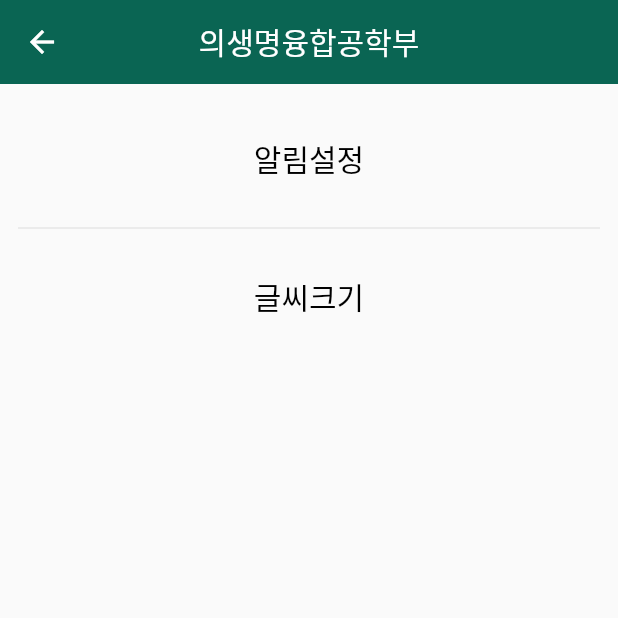
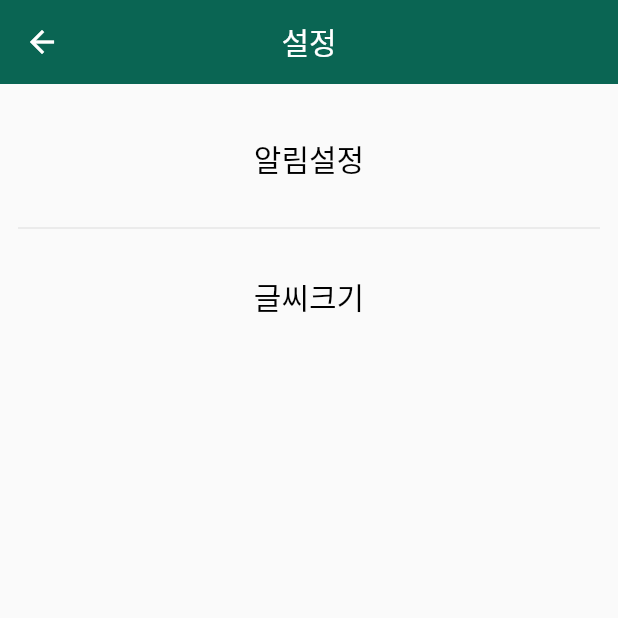
Before and after one commit to Minsuyeon-0329/bce_book_loan, a Flutter app: the screen it shows after launch, item 2 of the bottom bar chosen, in the side drawer, after a tap on "Setting", on a phone screen of 412 x 824 dp, the top half of it. Run offline on Flutter 3.47's test engine with Material 2 defaults, Android fonts, the phone set to English and light mode, and no system bars; our stand-ins replace flutter_local_notifications, get, wakelock; missing offline and left inert: flutter_beep, flutter_qr_bar_scanner, flutter_vibrate.

Commit message:
많은 걸 수정

```diff
--- a/lib/bce/bce.dart
+++ b/lib/bce/bce.dart
@@ -1,23 +1,99 @@
 import 'package:flutter/material.dart';
+import 'package:get/get.dart';
+
+import '../function/qr_code.dart';
 
 class BCEPage extends StatelessWidget {
   const BCEPage({Key? key}) : super(key: key);
 
   @override
   Widget build(BuildContext context) {
-    return DefaultTabController(
-        length: 4,
-        child: TabBar(
-          labelColor: Color.fromRGBO(10, 101, 83, 1),
-          indicatorColor: Color.fromRGBO(10, 101, 83, 1),
-              tabs: [
-                Tab(text: '도서'),
-                Tab(text: '공간'),
-                Tab(text:'행사'),
-                Tab(text: '기기')
-              ],
+    TextEditingController textEditingController = TextEditingController();
+
+    emptyTheTextFormField(){
+      textEditingController.clear();
+    }
+    return Column(
+      crossAxisAlignment: CrossAxisAlignment.start,
+      children: [
+        Padding(
+          padding: const EdgeInsets.fromLTRB(35, 20, 20, 0),
+          child: Row(
+            children: [
+              Text('My 대출',style: TextStyle(fontWeight: FontWeight.bold, fontSize: 20)),
+              SizedBox(width: 125),
+              Text('QR 코드',style: TextStyle(fontWeight: FontWeight.bold, fontSize: 20))
+            ],
+          ),
+        ),
+        Expanded(
+          flex: 1,
+          child: GridView.count(
+            primary: false,
+            padding: EdgeInsets.fromLTRB(20, 20, 20, 0),
+            crossAxisCount: 2,
+            crossAxisSpacing: 10,
+            mainAxisSpacing: 10,
+            children: [
+              Container(
+                  padding: const EdgeInsets.all(8),
+                  child: const Text('Hi'),
+                  decoration: BoxDecoration(color: Color.fromRGBO(199, 201, 199, 1), borderRadius: BorderRadius.circular(15)),
+                ),
+
+                GestureDetector(
+                onTap: () {
+    Get.to(() => QR());
+    },
+    child: Container(
+        padding: const EdgeInsets.all(8),
+        decoration:  BoxDecoration(
+          color: Color.fromRGBO(199, 201, 199, 1),
+          borderRadius: BorderRadius.circular(15),
+          image: DecorationImage(
+            image: AssetImage('asset/qr_code.png')
+          ))),),
+            ],
+          ),
+        ),
+        Padding(
+          padding: const EdgeInsets.fromLTRB(35, 0, 20, 15),
+          child: Text('도서 종류',style: TextStyle(fontWeight: FontWeight.bold, fontSize: 20),),
+        ),
+        Expanded(
+          flex: 2,
+
+          child: Padding(
+            padding: const EdgeInsets.fromLTRB(20, 0, 20, 0),
+            child: Container(
+              child: Column(
+                children: [
+                  Padding(
+                    padding: const EdgeInsets.all(8.0),
+                    child: TextFormField(
+                      cursorColor: Color.fromRGBO(10, 101, 83, 1),
+                      controller: textEditingController,
+                      decoration: InputDecoration(
+                          fillColor: Colors.white,
+                          border: OutlineInputBorder(
+                            borderRadius: BorderRadius.all(Radius.circular(20)),
+                          ),
+                          hintText: '찾는 도서 검색',
+                          prefixIcon: Icon(Icons.search,color: Color.fromRGBO(10, 101, 83, 1),size: 30,),
+                          suffixIcon: IconButton(icon: Icon(Icons.clear,color: Color.fromRGBO(10, 101, 83, 1),), onPressed: emptyTheTextFormField,)
+                      ),
+                    ),
+                  )
+                ],
+              ),
+              decoration: BoxDecoration(
+                color: Color.fromRGBO(199, 201, 199, 1),
+                borderRadius: BorderRadius.circular(25),
+              ),
             ),
-
+          ),
+        ),
+      ],
     );
   }
 }
--- a/lib/bce/book.dart
+++ /dev/null
@@ -1,77 +0,0 @@
-import 'package:bce_app/function/qr_code.dart';
-import 'package:flutter/material.dart';
-import 'package:get/get.dart';
-
-
-class BookPage extends StatelessWidget {
-  TextEditingController textEditingController = TextEditingController();
-
-  emptyTheTextFormField(){
-    textEditingController.clear();
-  }
-  @override
-  Widget build(BuildContext context) {
-    return Scaffold(
-      appBar: AppBar(title: Text('도서'),),
-      body:Column(
-        children: [
-          Expanded(
-              child:
-              GridView.count(
-                primary: false,
-                padding: EdgeInsets.fromLTRB(20, 20, 20, 0),
-                crossAxisCount: 2,
-                crossAxisSpacing: 10,
-                mainAxisSpacing: 10,
-                children: [
-                  Container(
-                    padding: const EdgeInsets.all(8),
-                    child: const Text('Hi'),
-                    decoration: BoxDecoration(color: Color.fromRGBO(199, 201, 199, 1), borderRadius: BorderRadius.circular(15)),
-                  ),
-                  GestureDetector(
-                    onTap: () {
-                      Get.to(() => QR());
-                    },
-                    child: Container(
-                        padding: const EdgeInsets.all(8),
-                        decoration: BoxDecoration(
-                            color: Color.fromRGBO(199, 201, 199, 1), borderRadius: BorderRadius.circular(15)
-                        )),
-                  )
-                ],
-              )),
-          Expanded(child: Padding(
-            padding: const EdgeInsets.fromLTRB(20, 0, 20, 0),
-            child: Container(
-              child: Column(
-                children: [
-                  Padding(
-                    padding: const EdgeInsets.all(8.0),
-                    child: TextFormField(
-                      cursorColor: Color.fromRGBO(10, 101, 83, 1),
-                      controller: textEditingController,
-                      decoration: InputDecoration(
-                          fillColor: Colors.white,
-                          border: OutlineInputBorder(
-                            borderRadius: BorderRadius.all(Radius.circular(20)),
-                        ),
-                        hintText: '찾는 도서 검색',
-                        prefixIcon: Icon(Icons.search,color: Color.fromRGBO(10, 101, 83, 1),size: 30,),
-                        suffixIcon: IconButton(icon: Icon(Icons.clear,color: Color.fromRGBO(10, 101, 83, 1),), onPressed: emptyTheTextFormField,)
-                      ),
-                    ),
-                  )
-                ],
-              ),
-              decoration: BoxDecoration(
-                color: Color.fromRGBO(199, 201, 199, 1),
-                borderRadius: BorderRadius.circular(25),
-              ),
-            ),
-          ),)
-        ],
-      ),
-    );
-  }
-}
--- a/lib/function/askUs.dart
+++ b/lib/function/askUs.dart
@@ -6,10 +6,9 @@ class AskUs extends StatelessWidget {
     return Scaffold(
         appBar: AppBar(
           elevation: 0,
-          backgroundColor: Colors.transparent,
-          iconTheme: IconThemeData(
-            color: Colors.black,
-          ),
+          centerTitle: true,
+          title: const Text('문의하기'),
+          backgroundColor: const Color.fromRGBO(10, 101, 83, 1),
         ),
         extendBodyBehindAppBar: true,
         body: Column(
--- a/lib/function/settings.dart
+++ b/lib/function/settings.dart
@@ -7,7 +7,7 @@ class Setting extends StatelessWidget {
       appBar: AppBar(
         elevation: 0,
         centerTitle: true,
-        title: const Text('의생명융합공학부'),
+        title: const Text('설정'),
         backgroundColor: const Color.fromRGBO(10, 101, 83, 1),
       ),
       body: Padding(
--- a/lib/home/home.dart
+++ b/lib/home/home.dart
@@ -1,7 +1,4 @@
-import 'package:bce_app/bce/book.dart';
-import 'package:bce_app/function/qr_code.dart';
 import "package:flutter/material.dart";
-import 'package:get/get.dart';
 
 class HomePage extends StatelessWidget {
   Widget build(BuildContext context) {
@@ -9,13 +6,13 @@ class HomePage extends StatelessWidget {
       crossAxisAlignment: CrossAxisAlignment.start,
       children: [
         Padding(
-          padding: const EdgeInsets.fromLTRB(20, 20, 20, 0),
-          child: Text('대여 현황'),
+          padding: const EdgeInsets.fromLTRB(35, 20, 20, 20),
+          child: Text('대여현황',style: TextStyle(fontWeight: FontWeight.bold, fontSize: 20)),
         ),
         Expanded(
-          flex: 2,
+          flex: 1,
           child: Padding(
-            padding: const EdgeInsets.fromLTRB(20, 20, 20, 0),
+            padding: const EdgeInsets.fromLTRB(20,0,20,0),
             child: Container(
               decoration: BoxDecoration(
                 color: Color.fromRGBO(199, 201, 199, 1),
@@ -24,69 +21,30 @@ class HomePage extends StatelessWidget {
             ),
           ),
         ),
-        Expanded(
-          flex: 2,
-          child: GridView.count(
-            primary: false,
-            padding: EdgeInsets.fromLTRB(20, 20, 20, 0),
-            crossAxisCount: 3,
-            crossAxisSpacing: 10,
-            mainAxisSpacing: 10,
-            children: [
-              GestureDetector(
-                onTap: () {
-                  Get.to(() => QR());
-                },
-                child: Container(
-                    width: 500.0,
-                    padding: const EdgeInsets.all(8),
-                    decoration: const BoxDecoration(
-                      image: DecorationImage(
-                        image: AssetImage('asset/qr_code.png'),
-                      ),
-                    )),
-              ),
-              GestureDetector(
-                onTap: (){
-                  Get.to(()=> BookPage());
-                },
-                child: Container(
-                  padding: const EdgeInsets.all(8),
-                  child: const Text('Hi'),
-                  decoration: BoxDecoration(color: Color.fromRGBO(199, 201, 199, 1), borderRadius: BorderRadius.circular(15)),
-                ),
-              ),
-              Container(
-                padding: const EdgeInsets.all(8),
-                child: const Text('Hi'),
-                decoration: BoxDecoration(color: Color.fromRGBO(199, 201, 199, 1), borderRadius: BorderRadius.circular(15)),
-              ),
-              Container(
-                padding: const EdgeInsets.all(8),
-                child: const Text('Hi'),
-                decoration: BoxDecoration(color: Color.fromRGBO(199, 201, 199, 1), borderRadius: BorderRadius.circular(15)),
-              ),
-              Container(
-                padding: const EdgeInsets.all(8),
-                child: const Text('Hi'),
-                decoration: BoxDecoration(color: Color.fromRGBO(199, 201, 199, 1), borderRadius: BorderRadius.circular(15)),
-              ),
-              Container(
-                padding: const EdgeInsets.all(8),
-                child: const Text('Hi'),
-                decoration: BoxDecoration(color: Color.fromRGBO(199, 201, 199, 1), borderRadius: BorderRadius.circular(15)),
-              ),
-            ],
-          ),
-        ),
         Padding(
-          padding: const EdgeInsets.fromLTRB(20, 0, 20, 20),
-          child: Text('행사'),
+          padding: const EdgeInsets.fromLTRB(35, 20, 20, 20),
+          child: Text('공지사항',style: TextStyle(fontWeight: FontWeight.bold, fontSize: 20)),
         ),
         Expanded(
           flex: 1,
           child: Padding(
-            padding: const EdgeInsets.fromLTRB(20, 0, 20, 0),
+            padding: const EdgeInsets.fromLTRB(20,0,20,0),
+            child: Container(
+              decoration: BoxDecoration(
+                color: Color.fromRGBO(199, 201, 199, 1),
+                borderRadius: BorderRadius.circular(25),
+              ),
+            ),
+          ),
+        ),
+        Padding(
+          padding: const EdgeInsets.fromLTRB(35, 20, 20, 20),
+          child: Text('학사일정',style: TextStyle(fontWeight: FontWeight.bold, fontSize: 20)),
+        ),
+        Expanded(
+          flex: 1,
+          child: Padding(
+            padding: const EdgeInsets.fromLTRB(20,0,20,0),
             child: Container(
               decoration: BoxDecoration(
                 color: Color.fromRGBO(199, 201, 199, 1),
--- a/lib/main/main_view.dart
+++ b/lib/main/main_view.dart
@@ -6,6 +6,7 @@ import 'package:get/get.dart';
 
 import '../alarm/alarm.dart';
 import '../bce/bce.dart';
+import '../function/askUs.dart';
 import '../home/home.dart';
 
 class MainViewPage extends StatelessWidget {
@@ -19,36 +20,7 @@ class MainViewPage extends StatelessWidget {
   Widget build(BuildContext context) {
     MainController mainController = Get.put(MainController());
     return Scaffold(
-      drawer: Drawer(
-        child: ListView(
-          children: <Widget>[
-            const UserAccountsDrawerHeader(
-              currentAccountPicture: CircleAvatar(
-                backgroundImage: AssetImage('asset/test.jpg'),
-                backgroundColor: Color.fromRGBO(199, 201, 199, 1),
-              ),
-              otherAccountsPictures: [
-                CircleAvatar(
-                  backgroundImage: AssetImage('asset/test.jpg'),
-                  backgroundColor: Color.fromRGBO(199, 201, 199, 1),
-                )
-              ],
-              accountName: Text('최준영'),
-              accountEmail: Text('chois@naver.com'),
-              decoration: BoxDecoration(
-                color: Color.fromRGBO(10, 101, 83, 1),
-              ),
-            ),
-            ListTile(
-              leading: Icon(Icons.settings, color: Color.fromRGBO(199, 201, 199, 1)),
-              title: const Text('Setting'),
-              onTap: () {
-                Get.to(() => Setting());
-              },
-            ),
-          ],
-        ),
-      ),
+      drawer: getDrawer(),
       appBar: AppBar(
         elevation: 0,
         title: const Center(child: Text('의생명융합공학부')),
@@ -65,6 +37,54 @@ class MainViewPage extends StatelessWidget {
       bottomNavigationBar: getFooter(),
     );
   }
+}
+Widget getDrawer(){
+  return Drawer(
+    child: ListView(
+      children: <Widget>[
+        const UserAccountsDrawerHeader(
+          currentAccountPicture: CircleAvatar(
+            backgroundImage:  AssetImage('asset/bce_logo.png'),
+            backgroundColor: Color.fromRGBO(199, 201, 199, 1),
+          ),
+          accountName: Text('최준영'),
+          accountEmail: Text('chois@naver.com'),
+          decoration: BoxDecoration(
+            color: Color.fromRGBO(10, 101, 83, 1),
+          ),
+        ),
+
+        Column(
+          children: [
+            ListTile(title: Center(child: Text('로그 아웃'))),
+            Divider(),
+            Align(
+              alignment: Alignment.bottomCenter,
+              child: Column(
+                children: [
+                  ListTile(
+                        leading: Icon(Icons.settings),
+                        title: const Text('Setting'),
+                        onTap: () {
+                          Get.to(() => Setting());
+                        },
+                      ),
+                  ListTile(
+                      leading: Icon(Icons.help),
+                      title: Text('Help and Feedback'),
+                          onTap: () {
+                            Get.to(() => AskUs());
+                          },
+                  )
+                ],
+              ),
+
+            ),
+          ],
+        )
+      ],
+    ),
+  );
 }
 
 Widget getFooter() {
--- a/lib/myhomepage.dart
+++ b/lib/myhomepage.dart
@@ -1,8 +1,6 @@
-import 'package:bce_app/function/askUs.dart';
 import 'package:flutter/cupertino.dart';
 import 'package:flutter/material.dart';
 import 'package:flutter/widgets.dart';
-import 'package:get/get.dart';
 
 class MyPage extends StatelessWidget {
   @override
@@ -17,7 +15,7 @@ class MyPage extends StatelessWidget {
               width: 70,
               height: 70,
               decoration:
-                  BoxDecoration(borderRadius: BorderRadius.circular(30), image: DecorationImage(image: AssetImage('asset/test.jpg'), fit: BoxFit.cover)),
+                  BoxDecoration(borderRadius: BorderRadius.circular(30), image: DecorationImage(image: AssetImage('asset/bce_logo.png'), fit: BoxFit.cover)),
             ),
             Container(
               width: 15,
@@ -33,23 +31,9 @@ class MyPage extends StatelessWidget {
           const SizedBox(height: 15),
           Container(
             padding: const EdgeInsets.all(8),
-            child: const Text('대여권수', style: TextStyle(color: Colors.black, fontSize: 20)),
+            child: const Text('대여권수', style: TextStyle(fontWeight: FontWeight.bold, fontSize: 20)),
           ),
-          const SizedBox(height: 15),
-          const Divider(),
-          const SizedBox(height: 15),
-          Container(
-            padding: const EdgeInsets.all(8),
-            child: const Text('학점', style: TextStyle(color: Colors.black, fontSize: 20)),
-          ),
-          const SizedBox(height: 15),
-          const Divider(),
-          const SizedBox(height: 15),
-          GestureDetector(
-              onTap: () {
-                Get.to(() => AskUs());
-              },
-              child: Container(padding: const EdgeInsets.all(8), child: const Text('문의하기', style: TextStyle(color: Colors.black, fontSize: 20))))
+
         ],
       ),
     );
```
